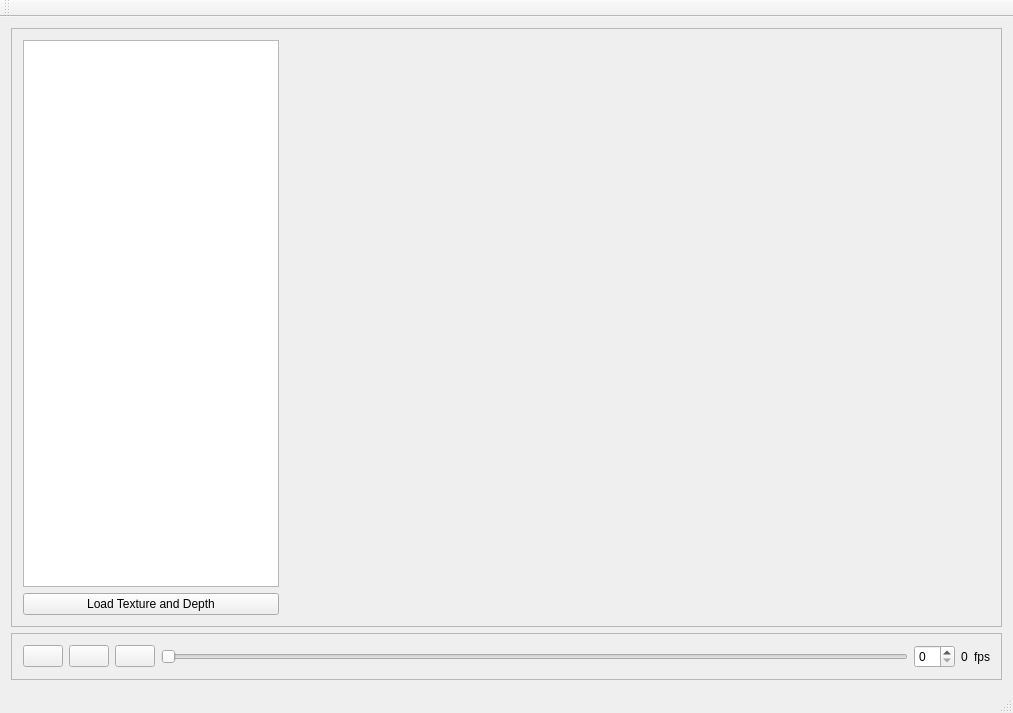
Before: the Qt Designer form forms/mainwindow.ui in zhenyouluo/OpenGL_YUV2RGB, drawn with Qt 5.
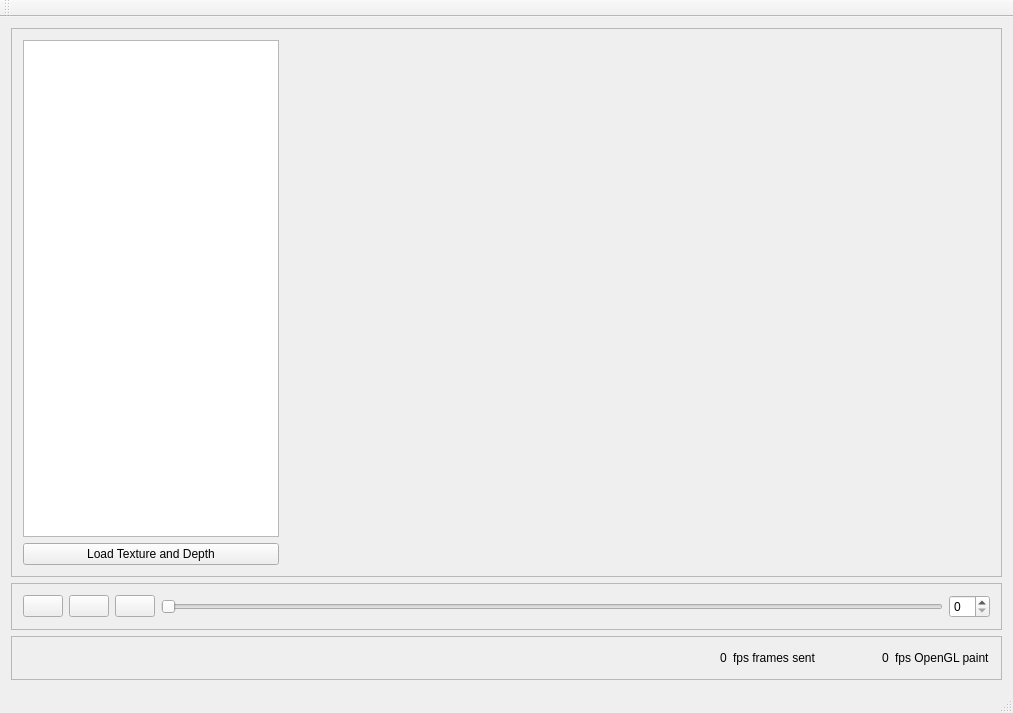
After: the same form once the commit is applied. Icons and pictures are not drawn. Custom widgets are drawn as their Qt base class.

Commit message: - added play pause button - changed signals slot for changing position

What changed in the file:
```diff
--- a/forms/mainwindow.ui
+++ b/forms/mainwindow.ui
@@ -112,13 +112,6 @@
        <enum>QFrame::Raised</enum>
       </property>
       <layout class="QGridLayout" name="gridLayout_3">
-       <item row="0" column="5">
-        <widget class="QLabel" name="frameRateLabel">
-         <property name="text">
-          <string>0</string>
-         </property>
-        </widget>
-       </item>
        <item row="0" column="0">
         <widget class="QPushButton" name="previousFrameButton">
          <property name="text">
@@ -160,13 +153,6 @@
        <item row="0" column="4">
         <widget class="QSpinBox" name="frameCounterSpinBox"/>
        </item>
-       <item row="0" column="6">
-        <widget class="QLabel" name="label_2">
-         <property name="text">
-          <string>fps</string>
-         </property>
-        </widget>
-       </item>
        <item row="0" column="1">
         <widget class="QPushButton" name="playButton">
          <property name="text">
@@ -181,6 +167,81 @@
       </layout>
      </widget>
     </item>
+    <item>
+     <widget class="QFrame" name="frame_3">
+      <property name="frameShape">
+       <enum>QFrame::StyledPanel</enum>
+      </property>
+      <property name="frameShadow">
+       <enum>QFrame::Raised</enum>
+      </property>
+      <layout class="QHBoxLayout" name="horizontalLayout_2">
+       <item>
+        <spacer name="horizontalSpacer">
+         <property name="orientation">
+          <enum>Qt::Horizontal</enum>
+         </property>
+         <property name="sizeHint" stdset="0">
+          <size>
+           <width>40</width>
+           <height>20</height>
+          </size>
+         </property>
+        </spacer>
+       </item>
+       <item>
+        <widget class="QLabel" name="framesSentRateLabel">
+         <property name="text">
+          <string>0</string>
+         </property>
+        </widget>
+       </item>
+       <item>
+        <widget class="QLabel" name="label_3">
+         <property name="text">
+          <string>fps frames sent</string>
+         </property>
+        </widget>
+       </item>
+       <item>
+        <spacer name="horizontalSpacer_2">
+         <property name="orientation">
+          <enum>Qt::Horizontal</enum>
+         </property>
+         <property name="sizeType">
+          <enum>QSizePolicy::Fixed</enum>
+         </property>
+         <property name="sizeHint" stdset="0">
+          <size>
+           <width>60</width>
+           <height>20</height>
+          </size>
+         </property>
+        </spacer>
+       </item>
+       <item>
+        <widget class="QLabel" name="frameRateLabel">
+         <property name="text">
+          <string>0</string>
+         </property>
+        </widget>
+       </item>
+       <item>
+        <widget class="QLabel" name="label_2">
+         <property name="sizePolicy">
+          <sizepolicy hsizetype="Minimum" vsizetype="Preferred">
+           <horstretch>0</horstretch>
+           <verstretch>0</verstretch>
+          </sizepolicy>
+         </property>
+         <property name="text">
+          <string>fps OpenGL paint</string>
+         </property>
+        </widget>
+       </item>
+      </layout>
+     </widget>
+    </item>
    </layout>
   </widget>
   <widget class="QMenuBar" name="menuBar">
```
Left out of the diff: 2 changed lines with no effect on the pictures. The commit also changes 6 other files.
